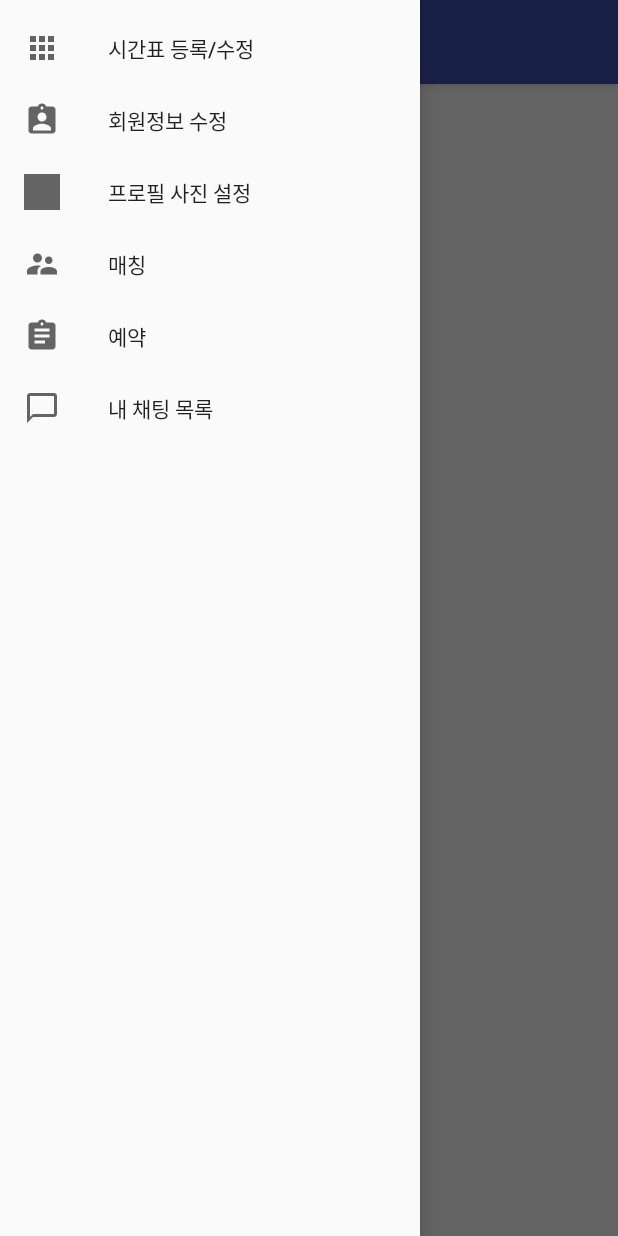
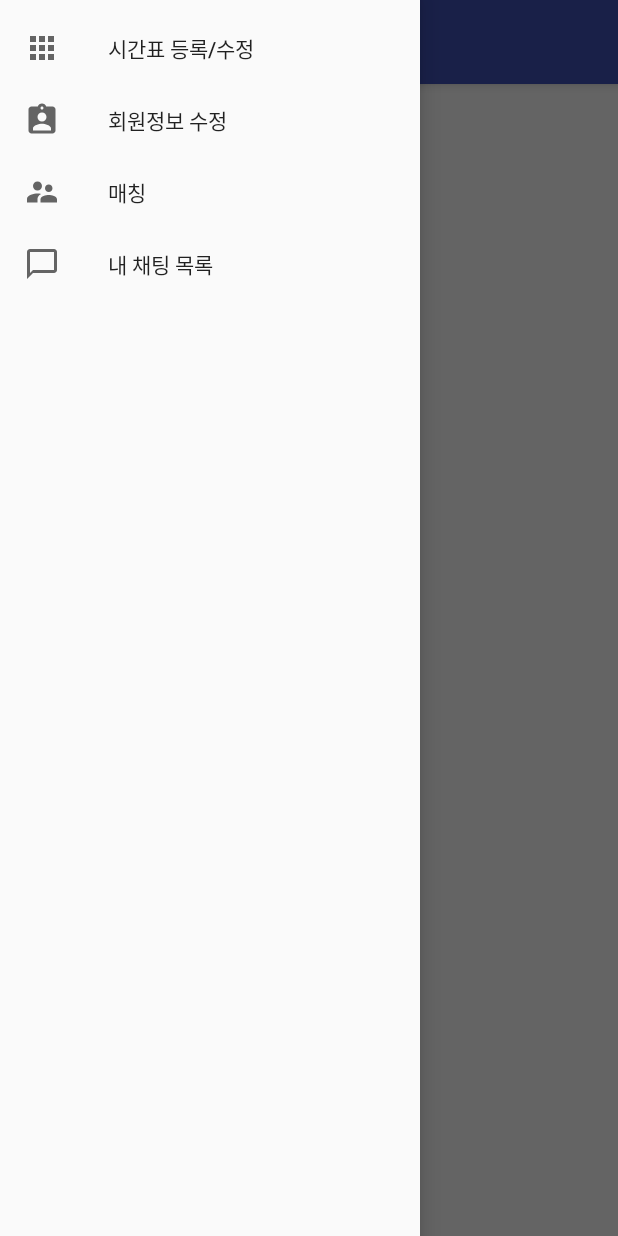
Before and after one commit to kjw900905/Ucam2, an Android app: the InActivity screen opened directly, with no data from a screen before it, with the side drawer open, on a phone screen of 412 x 824 dp. Run offline under Robolectric (Android 15) with nearby library versions, the light colour scheme and no system bars; 1 statement that could not run was skipped.

Commit message:
준완성

```diff
--- a/app/src/main/res/menu/activity_in_drawer.xml
+++ b/app/src/main/res/menu/activity_in_drawer.xml
@@ -11,17 +11,9 @@
             android:icon="@drawable/ic_menu_edit_mem_info"
             android:title="회원정보 수정" />
         <item
-            android:id="@+id/nav_set_profile_image"
-            android:icon="@drawable/image_ddager"
-            android:title="프로필 사진 설정" />
-        <item
             android:id="@+id/nav_matching"
             android:icon="@drawable/ic_menu_matching"
             android:title="매칭" />
-        <item
-            android:id="@+id/nav_appointment"
-            android:icon="@drawable/ic_menu_appointment"
-            android:title="예약" />
         <item
             android:id="@+id/nav_chat"
             android:icon="@drawable/ic_menu_chat"
```
Also changed, not shown: app/src/main/java/com/example/Activity/InActivity.java (+1 -26 lines).
